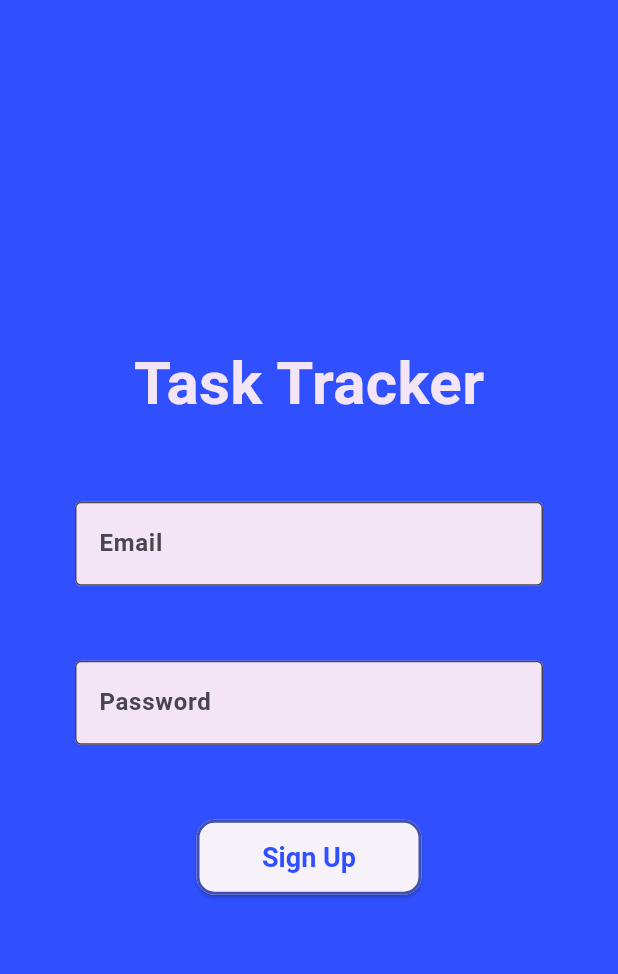
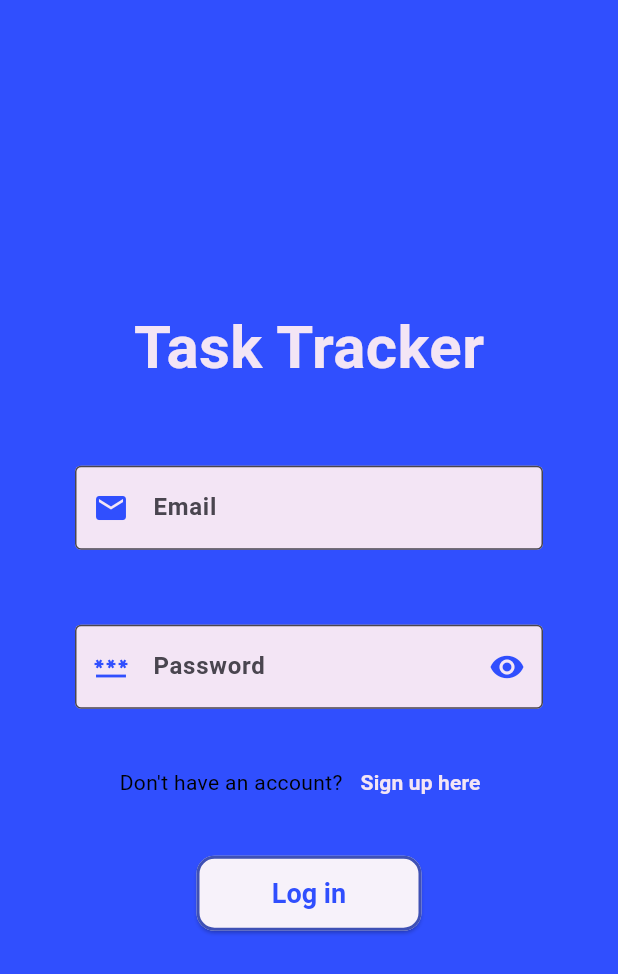
Before and after one commit to Jcruz525/Task-Tracker, a Flutter app: the screen it shows after launch, on a phone screen of 412 x 824 dp. Shown: the top 974 px of the screen. Run offline on Flutter 3.47's test engine with Material 3 defaults, Android fonts, the phone set to English and light mode, and no system bars; our stand-ins replace firebase_auth, firebase_core; accounts and stored records are empty.

Commit message:
Added some changes Log in/Sign up

```diff
--- a/lib/pages/landing_page.dart
+++ b/lib/pages/landing_page.dart
@@ -1,5 +1,6 @@
 import 'package:flutter/material.dart';
 import 'package:firebase_auth/firebase_auth.dart';
+import 'package:task_tracker/pages/task_tracker.dart';
 
 class LandingPage extends StatefulWidget {
   const LandingPage({super.key});
@@ -9,6 +10,7 @@ class LandingPage extends StatefulWidget {
 }
 
 class _LandingPageState extends State<LandingPage> {
+  bool isLoggingIn = true;
   final String testEmail = "Johnny@example.com";
 
   final String testPassword = "testPass123";
@@ -16,6 +18,8 @@ class _LandingPageState extends State<LandingPage> {
   final TextEditingController emailController = TextEditingController();
 
   final TextEditingController passwordController = TextEditingController();
+  final TextEditingController confirmPasswordController =
+      TextEditingController();
 
   @override
   Widget build(BuildContext context) {
@@ -44,6 +48,10 @@ class _LandingPageState extends State<LandingPage> {
                 ),
                 controller: emailController,
                 decoration: InputDecoration(
+                  prefixIcon: Icon(
+                    Icons.email,
+                    color: Colors.indigoAccent[700],
+                  ),
                   hintText: "Email",
                   labelStyle: TextStyle(color: Colors.black),
                   filled: true,
@@ -57,12 +65,21 @@ class _LandingPageState extends State<LandingPage> {
             Padding(
               padding: const EdgeInsets.symmetric(horizontal: 50, vertical: 25),
               child: TextField(
+                obscureText: true,
                 style: TextStyle(
                   color: Colors.indigoAccent[700],
                   fontWeight: FontWeight.bold,
                 ),
                 controller: passwordController,
                 decoration: InputDecoration(
+                  prefixIcon: Icon(
+                    Icons.password,
+                    color: Colors.indigoAccent[700],
+                  ),
+                  suffixIcon: Icon(
+                    Icons.visibility,
+                    color: Colors.indigoAccent[700],
+                  ),
                   hintText: "Password",
                   labelStyle: TextStyle(color: Colors.black),
                   filled: true,
@@ -71,6 +88,68 @@ class _LandingPageState extends State<LandingPage> {
                     borderSide: BorderSide(width: 2.0, color: Colors.white),
                   ),
                 ),
+              ),
+            ),
+            if (!isLoggingIn)
+              Padding(
+                padding: const EdgeInsets.symmetric(
+                  horizontal: 50,
+                  vertical: 25,
+                ),
+                child: TextField(
+                  obscureText: true,
+                  style: TextStyle(
+                    color: Colors.indigoAccent[700],
+                    fontWeight: FontWeight.bold,
+                  ),
+                  controller: confirmPasswordController,
+                  decoration: InputDecoration(
+                    prefixIcon: Icon(
+                      Icons.password,
+                      color: Colors.indigoAccent[700],
+                    ),
+                    suffixIcon: Icon(
+                      Icons.visibility,
+                      color: Colors.indigoAccent[700],
+                    ),
+                    hintText: "Confim Password",
+                    labelStyle: TextStyle(color: Colors.black),
+                    filled: true,
+                    fillColor: Colors.purple[50],
+                    border: OutlineInputBorder(
+                      borderSide: BorderSide(width: 2.0, color: Colors.white),
+                    ),
+                  ),
+                ),
+              ),
+            Center(
+              child: Row(
+                mainAxisAlignment: MainAxisAlignment.center,
+                children: [
+                  Text(
+                    isLoggingIn
+                        ? "Don't have an account?"
+                        : "Already have an account?",
+                    style: TextStyle(color: Colors.black),
+                  ),
+                  TextButton(
+                    onPressed: () {
+                      setState(() {
+                        isLoggingIn = !isLoggingIn;
+                      });
+                      emailController.clear();
+                      passwordController.clear();
+                      confirmPasswordController.clear();
+                    },
+                    child: Text(
+                      isLoggingIn ? "Sign up here" : "Log in here",
+                      style: TextStyle(
+                        color: Colors.purple[50],
+                        fontWeight: FontWeight.bold,
+                      ),
+                    ),
+                  ),
+                ],
               ),
             ),
             SizedBox(height: 25),
@@ -92,6 +171,14 @@ class _LandingPageState extends State<LandingPage> {
                         password: passwordController.text,
                       );
                   print("User created: ${userCredential.user?.uid}");
+                  User? user = FirebaseAuth.instance.currentUser;
+
+                  if (user != null) {
+                    Navigator.push(
+                      context,
+                      MaterialPageRoute(builder: (context) => TaskTracker()),
+                    );
+                  }
                 } on FirebaseAuthException catch (e) {
                   if (e.code == 'email-already-in-use') {
                     print("User already exists.");
@@ -101,7 +188,7 @@ class _LandingPageState extends State<LandingPage> {
                 }
               },
               child: Text(
-                "Sign Up",
+                isLoggingIn ? "Log in" : "Sign up",
                 style: TextStyle(color: Colors.indigoAccent[700]),
               ),
             ),
```
